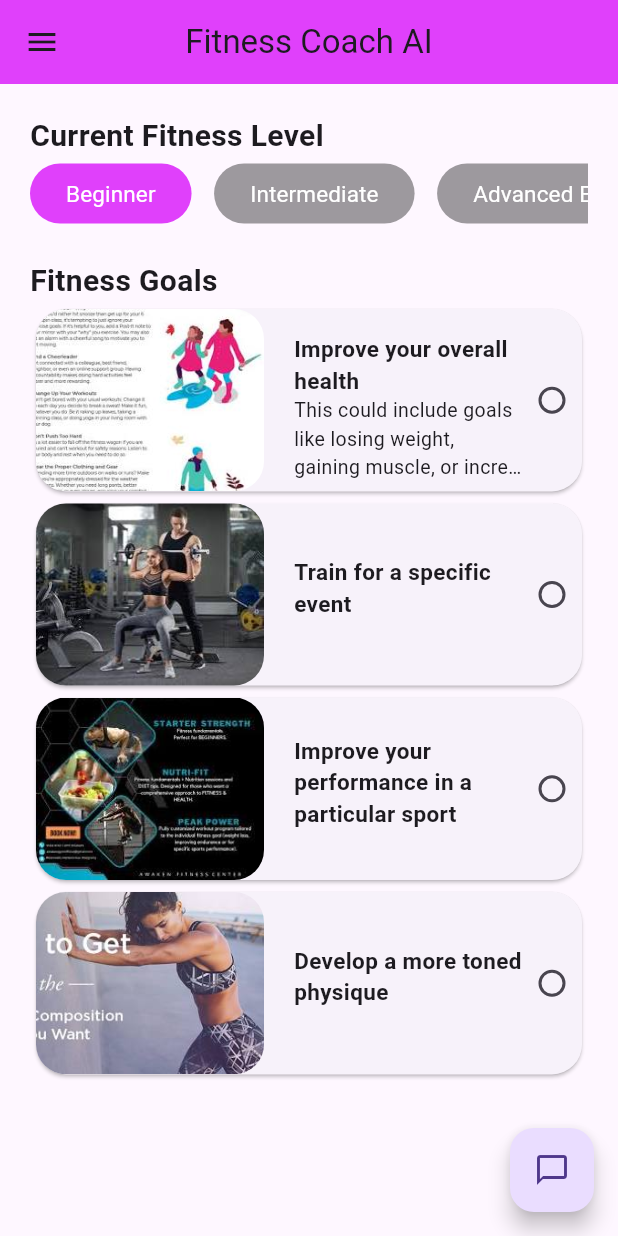
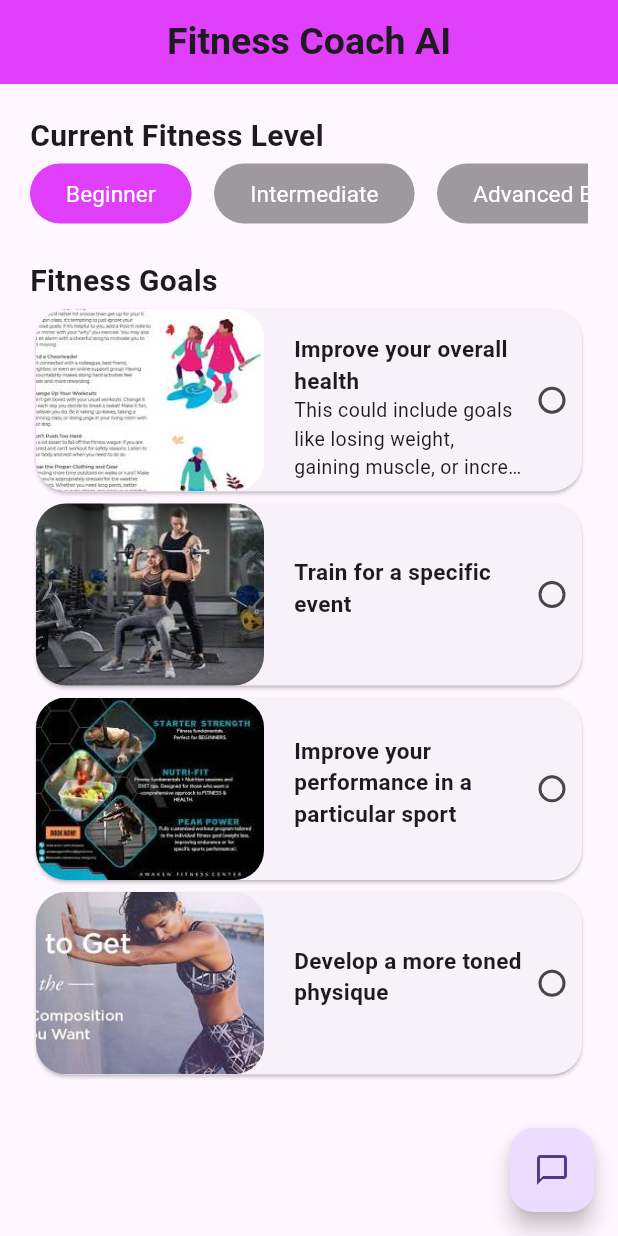
Before and after one commit to mr-gami001/gemini_ai_api_compitation_app, a Flutter app: the screen it shows after launch, after a tap on "Beginner", on a phone screen of 412 x 824 dp. Run offline on Flutter 3.47's test engine with Material 3 defaults, Android fonts, the phone set to English and light mode, and no system bars; our stand-ins replace firebase_core, flutter_bloc, get_it, google_fonts, google_generative_ai; accounts and stored records are empty; Roboto replaces fonts that are missing (Mukta).

```diff
--- a/lib/main.dart
+++ b/lib/main.dart
@@ -1,4 +1,3 @@
-import 'package:fitness_coach_app/utils/health_lib_configuration.dart';
 import 'package:flutter/material.dart';
 import 'package:flutter_bloc/flutter_bloc.dart';
 import 'package:google_generative_ai/google_generative_ai.dart';
@@ -16,8 +15,8 @@ Future<void> main() async {
   //   options: DefaultFirebaseOptions.currentPlatform,
   // );
   injectionSetup();
-  HealthLibConfiguration().init();
-  await HealthLibConfiguration().initial();
+  // HealthLibConfiguration().init();
+  // await HealthLibConfiguration().initial();
   try {
     Constants.model = GenerativeModel(
       model: 'gemini-1.5-flash-latest',
@@ -28,7 +27,7 @@ Future<void> main() async {
     Constants.errorLog(e);
   }
 
-  runApp(MyApp());
+  runApp(const MyApp());
 }
 
 class MyApp extends StatelessWidget {
@@ -41,7 +40,8 @@ class MyApp extends StatelessWidget {
       child: MaterialApp(
         navigatorKey: Constants.navKey,
         debugShowCheckedModeBanner: false,
-        home: AppLandingScreen(),
+        title: "Fitness Coach AI",
+        home: const AppLandingScreen(),
       ),
     );
   }
--- a/lib/modules/app_landing/app_landing_screen.dart
+++ b/lib/modules/app_landing/app_landing_screen.dart
@@ -1,7 +1,5 @@
 import 'package:flutter/cupertino.dart';
 import 'package:flutter_bloc/flutter_bloc.dart';
-
-
 
 import '../home_screen/home_screen.dart';
 import '../splash_screen/splash_screen.dart';
@@ -22,13 +20,16 @@ class _AppLandingScreenState extends State<AppLandingScreen> {
     appBloc?.add(AppStartEvent());
     super.initState();
   }
+
   @override
   Widget build(BuildContext context) {
-    return BlocBuilder(bloc: appBloc,builder: (context,state){
-      if(state is HomePageState){
-        return HomeScreen();
-      }
-      return SplashScreen();
-    });
+    return BlocBuilder(
+        bloc: appBloc,
+        builder: (context, state) {
+          if (state is HomePageState) {
+            return HomeScreen();
+          }
+          return const SplashScreen();
+        });
   }
 }
--- a/lib/modules/drawer/drawer.dart
+++ b/lib/modules/drawer/drawer.dart
@@ -1,15 +1,59 @@
-import 'package:flutter/material.dart';
+// import 'package:flutter/material.dart';
 
-class AppDrawer extends StatefulWidget {
-  const AppDrawer({super.key});
+// import '../../utils/text_style.dart';
+// import '../app_landing/dependecy_inject.dart';
+// import '../fitness_activity/fitness_activity.dart';
 
-  @override
-  State<AppDrawer> createState() => _AppDrawerState();
-}
+// class AppDrawer extends StatefulWidget {
+//   const AppDrawer({super.key});
 
-class _AppDrawerState extends State<AppDrawer> {
-  @override
-  Widget build(BuildContext context) {
-    return Drawer();
-  }
-}
+//   @override
+//   State<AppDrawer> createState() => _AppDrawerState();
+// }
+
+// class _AppDrawerState extends State<AppDrawer> {
+//   @override
+//   Widget build(BuildContext context) {
+//     return Drawer(
+//       backgroundColor: Colors.purpleAccent,
+//       width: MediaQuery.of(context).size.width * 0.65,
+//       child: SafeArea(
+//           child: Column(
+//         children: [
+//           const SizedBox(
+//             height: 20,
+//           ),
+//           CircleAvatar(
+//             radius: MediaQuery.of(context).size.width * 0.2,
+//           ),
+//           const SizedBox(
+//             height: 20,
+//           ),
+//           ListTile(
+//             onTap: () async {
+//               await Navigator.of(context).push(
+//                 MaterialPageRoute(
+//                   builder: (context) => FitnessActivityScreen(),
+//                 ),
+//               );
+//             },
+//             leading: const SizedBox(
+//               width: 0,
+//             ),
+//             titleAlignment: ListTileTitleAlignment.center,
+//             title: Text(
+//               "Show Activity!",
+//               style: getIt<AppTextStyle>().mukta25pxSemoBold,
+//             ),
+//             contentPadding: EdgeInsets.zero,
+//             minVerticalPadding: 0,
+//             trailing: const Padding(
+//               padding: EdgeInsets.only(right: 10),
+//               child: Icon(Icons.arrow_forward_ios_outlined),
+//             ),
+//           )
+//         ],
+//       )),
+//     );
+//   }
+// }
--- a/lib/modules/home_screen/home_screen.dart
+++ b/lib/modules/home_screen/home_screen.dart
@@ -10,7 +10,6 @@ import 'package:flutter/material.dart';
 import 'package:flutter_bloc/flutter_bloc.dart';
 
 import '../chat_screen/chat_screen.dart';
-import '../drawer/drawer.dart';
 import 'fitess_level_button.dart';
 import 'fitness_goal/fitness_goal_dm.dart';
 
@@ -27,11 +26,14 @@ class _HomeScreenState extends State<HomeScreen> {
   @override
   Widget build(BuildContext context) {
     return Scaffold(
-      drawer: AppDrawer(),
+      // drawer: AppDrawer(),
       appBar: AppBar(
         backgroundColor: Colors.purpleAccent,
         centerTitle: true,
-        title: const Text("Fitness Coach AI"),
+        title: Text(
+          "Fitness Coach AI",
+          style: getIt<AppTextStyle>().mukta25pxSemoBold,
+        ),
       ),
       body: BlocProvider<HomeBloc>(
         create: (context) => homeBloc,
--- a/lib/utils/health_lib_configuration.dart
+++ b/lib/utils/health_lib_configuration.dart
@@ -1,136 +1,136 @@
-import 'dart:io';
-
-import 'package:fitness_coach_app/utils/constants.dart';
-import 'package:health/health.dart';
-import 'package:permission_handler/permission_handler.dart';
-
-class HealthLibConfiguration {
-  init() async {
-    try {
-      await Permission.activityRecognition.request();
-      await Permission.location.request();
-      await Health().configure(useHealthConnectIfAvailable: true);
-
-      //
-      final types = [
-        HealthDataType.WEIGHT,
-        HealthDataType.STEPS,
-        HealthDataType.HEIGHT,
-        HealthDataType.BLOOD_GLUCOSE,
-        HealthDataType.WORKOUT,
-        HealthDataType.BLOOD_PRESSURE_DIASTOLIC,
-        HealthDataType.BLOOD_PRESSURE_SYSTOLIC,
-      ];
-      // Uncomment this line on iOS - only available on iOS
-      if (Platform.isIOS) {
-        types.add(HealthDataType.AUDIOGRAM);
-      }
-      // bool? hasPermissions = await Health().hasPermissions(types, permissions: [
-      //   HealthDataAccess.READ,
-      //   HealthDataAccess.READ_WRITE,
-      //   HealthDataAccess.WRITE
-      // ]);
-      // bool authorized = await Health().requestAuthorization(types,
-      //     permissions: [
-      //       HealthDataAccess.READ,
-      //       HealthDataAccess.READ_WRITE,
-      //       HealthDataAccess.WRITE
-      //     ]);
-
-      if (Platform.isAndroid) {
-        final status = await Health().getHealthConnectSdkStatus();
-        Constants.sucessLog(status);
-      }
-    } catch (e) {
-      Constants.errorLog(e);
-    }
-  }
-
-  initial() async {
-    // configure the health plugin before use.
-    Health().configure(useHealthConnectIfAvailable: true);
-
-    /// Install Google Health Connect on this phone.
-
-    await Health().installHealthConnect();
-
-    // define the types to get
-    var types = [
-      // HealthDataType.ACTIVE_ENERGY_BURNED,
-      // HealthDataType.BASAL_ENERGY_BURNED,
-      HealthDataType.BLOOD_GLUCOSE,
-      // HealthDataType.BLOOD_OXYGEN,
-      // HealthDataType.BLOOD_PRESSURE_DIASTOLIC,
-      // HealthDataType.BLOOD_PRESSURE_SYSTOLIC,
-      // HealthDataType.BODY_FAT_PERCENTAGE,
-      // HealthDataType.BODY_MASS_INDEX,
-      // HealthDataType.BODY_TEMPERATURE,
-      // HealthDataType.BODY_WATER_MASS,
-      // HealthDataType.ELECTRODERMAL_ACTIVITY,
-      // HealthDataType.HEIGHT,
-      // HealthDataType.RESTING_HEART_RATE,
-      // HealthDataType.RESPIRATORY_RATE,
-      HealthDataType.STEPS,
-      // HealthDataType.WAIST_CIRCUMFERENCE,
-      // HealthDataType.WALKING_HEART_RATE,
-      // HealthDataType.WEIGHT,
-      // HealthDataType.DISTANCE_WALKING_RUNNING,
-      // HealthDataType.FLIGHTS_CLIMBED,
-      // HealthDataType.MOVE_MINUTES,
-      // HealthDataType.DISTANCE_DELTA,
-      // HealthDataType.MINDFULNESS,
-      // HealthDataType.SLEEP_IN_BED,
-      // HealthDataType.SLEEP_ASLEEP,
-      // HealthDataType.SLEEP_AWAKE,
-      // HealthDataType.SLEEP_DEEP,
-      // HealthDataType.SLEEP_LIGHT,
-      // HealthDataType.SLEEP_REM,
-      // HealthDataType.SLEEP_OUT_OF_BED,
-      // HealthDataType.SLEEP_SESSION,
-      // HealthDataType.WATER,
-      // HealthDataType.EXERCISE_TIME,
-      // HealthDataType.WORKOUT,
-      // HealthDataType.HIGH_HEART_RATE_EVENT,
-      // HealthDataType.LOW_HEART_RATE_EVENT,
-      // HealthDataType.IRREGULAR_HEART_RATE_EVENT,
-      // HealthDataType.HEART_RATE_VARIABILITY_SDNN,
-      // HealthDataType.HEADACHE_NOT_PRESENT,
-      // HealthDataType.HEADACHE_MILD,
-      // HealthDataType.HEADACHE_MODERATE,
-      // HealthDataType.HEADACHE_SEVERE,
-      // HealthDataType.HEADACHE_UNSPECIFIED,
-      // HealthDataType.AUDIOGRAM,
-      // HealthDataType.ELECTROCARDIOGRAM,
-      // HealthDataType.NUTRITION,
-    ];
-
-    // request permissions to write steps and blood glucose
-    var permissions = [
-      HealthDataAccess.READ_WRITE,
-      HealthDataAccess.READ_WRITE
-    ];
-    await Health().requestAuthorization(types, permissions: permissions);
-
-    var now = DateTime.now();
-
-    // fetch health data from the last 24 hours
-    List<HealthDataPoint> healthData = await Health().getHealthDataFromTypes(
-        types: types, startTime: now.subtract(Duration(days: 1)), endTime: now);
-
-    // write steps and blood glucose
-    bool success = await Health().writeHealthData(
-        value: 10,
-        type: HealthDataType.STEPS,
-        startTime: now.subtract(Duration(days: 1)),
-        endTime: now);
-    success = await Health().writeHealthData(
-        value: 3.1,
-        type: HealthDataType.BLOOD_GLUCOSE,
-        startTime: now.subtract(Duration(days: 1)),
-        endTime: now);
-
-    // get the number of steps for today
-    var midnight = DateTime(now.year, now.month, now.day);
-    int? steps = await Health().getTotalStepsInInterval(midnight, now);
-  }
-}
+// import 'dart:io';
+//
+// import 'package:fitness_coach_app/utils/constants.dart';
+// import 'package:health/health.dart';
+// import 'package:permission_handler/permission_handler.dart';
+//
+// class HealthLibConfiguration {
+//   init() async {
+//     try {
+//       await Permission.activityRecognition.request();
+//       await Permission.location.request();
+//       await Health().configure(useHealthConnectIfAvailable: true);
+//
+//       //
+//       final types = [
+//         HealthDataType.WEIGHT,
+//         HealthDataType.STEPS,
+//         HealthDataType.HEIGHT,
+//         HealthDataType.BLOOD_GLUCOSE,
+//         HealthDataType.WORKOUT,
+//         HealthDataType.BLOOD_PRESSURE_DIASTOLIC,
+//         HealthDataType.BLOOD_PRESSURE_SYSTOLIC,
+//       ];
+//       // Uncomment this line on iOS - only available on iOS
+//       if (Platform.isIOS) {
+//         types.add(HealthDataType.AUDIOGRAM);
+//       }
+//       // bool? hasPermissions = await Health().hasPermissions(types, permissions: [
+//       //   HealthDataAccess.READ,
+//       //   HealthDataAccess.READ_WRITE,
+//       //   HealthDataAccess.WRITE
+//       // ]);
+//       // bool authorized = await Health().requestAuthorization(types,
+//       //     permissions: [
+//       //       HealthDataAccess.READ,
+//       //       HealthDataAccess.READ_WRITE,
+//       //       HealthDataAccess.WRITE
+//       //     ]);
+//
+//       if (Platform.isAndroid) {
+//         final status = await Health().getHealthConnectSdkStatus();
+//         Constants.sucessLog(status);
+//       }
+//     } catch (e) {
+//       Constants.errorLog(e);
+//     }
+//   }
+//
+//   initial() async {
+//     // configure the health plugin before use.
+//     Health().configure(useHealthConnectIfAvailable: true);
+//
+//     /// Install Google Health Connect on this phone.
+//
+//     await Health().installHealthConnect();
+//
+//     // define the types to get
+//     var types = [
+//       // HealthDataType.ACTIVE_ENERGY_BURNED,
+//       // HealthDataType.BASAL_ENERGY_BURNED,
+//       HealthDataType.BLOOD_GLUCOSE,
+//       // HealthDataType.BLOOD_OXYGEN,
+//       // HealthDataType.BLOOD_PRESSURE_DIASTOLIC,
+//       // HealthDataType.BLOOD_PRESSURE_SYSTOLIC,
+//       // HealthDataType.BODY_FAT_PERCENTAGE,
+//       // HealthDataType.BODY_MASS_INDEX,
+//       // HealthDataType.BODY_TEMPERATURE,
+//       // HealthDataType.BODY_WATER_MASS,
+//       // HealthDataType.ELECTRODERMAL_ACTIVITY,
+//       // HealthDataType.HEIGHT,
+//       // HealthDataType.RESTING_HEART_RATE,
+//       // HealthDataType.RESPIRATORY_RATE,
+//       HealthDataType.STEPS,
+//       // HealthDataType.WAIST_CIRCUMFERENCE,
+//       // HealthDataType.WALKING_HEART_RATE,
+//       // HealthDataType.WEIGHT,
+//       // HealthDataType.DISTANCE_WALKING_RUNNING,
+//       // HealthDataType.FLIGHTS_CLIMBED,
+//       // HealthDataType.MOVE_MINUTES,
+//       // HealthDataType.DISTANCE_DELTA,
+//       // HealthDataType.MINDFULNESS,
+//       // HealthDataType.SLEEP_IN_BED,
+//       // HealthDataType.SLEEP_ASLEEP,
+//       // HealthDataType.SLEEP_AWAKE,
+//       // HealthDataType.SLEEP_DEEP,
+//       // HealthDataType.SLEEP_LIGHT,
+//       // HealthDataType.SLEEP_REM,
+//       // HealthDataType.SLEEP_OUT_OF_BED,
+//       // HealthDataType.SLEEP_SESSION,
+//       // HealthDataType.WATER,
+//       // HealthDataType.EXERCISE_TIME,
+//       // HealthDataType.WORKOUT,
+//       // HealthDataType.HIGH_HEART_RATE_EVENT,
+//       // HealthDataType.LOW_HEART_RATE_EVENT,
+//       // HealthDataType.IRREGULAR_HEART_RATE_EVENT,
+//       // HealthDataType.HEART_RATE_VARIABILITY_SDNN,
+//       // HealthDataType.HEADACHE_NOT_PRESENT,
+//       // HealthDataType.HEADACHE_MILD,
+//       // HealthDataType.HEADACHE_MODERATE,
+//       // HealthDataType.HEADACHE_SEVERE,
+//       // HealthDataType.HEADACHE_UNSPECIFIED,
+//       // HealthDataType.AUDIOGRAM,
+//       // HealthDataType.ELECTROCARDIOGRAM,
+//       // HealthDataType.NUTRITION,
+//     ];
+//
+//     // request permissions to write steps and blood glucose
+//     var permissions = [
+//       HealthDataAccess.READ_WRITE,
+//       HealthDataAccess.READ_WRITE
+//     ];
+//     await Health().requestAuthorization(types, permissions: permissions);
+//
+//     var now = DateTime.now();
+//
+//     // fetch health data from the last 24 hours
+//     List<HealthDataPoint> healthData = await Health().getHealthDataFromTypes(
+//         types: types, startTime: now.subtract(Duration(days: 1)), endTime: now);
+//
+//     // write steps and blood glucose
+//     bool success = await Health().writeHealthData(
+//         value: 10,
+//         type: HealthDataType.STEPS,
+//         startTime: now.subtract(Duration(days: 1)),
+//         endTime: now);
+//     success = await Health().writeHealthData(
+//         value: 3.1,
+//         type: HealthDataType.BLOOD_GLUCOSE,
+//         startTime: now.subtract(Duration(days: 1)),
+//         endTime: now);
+//
+//     // get the number of steps for today
+//     var midnight = DateTime(now.year, now.month, now.day);
+//     int? steps = await Health().getTotalStepsInInterval(midnight, now);
+//   }
+// }
--- a/lib/utils/text_style.dart
+++ b/lib/utils/text_style.dart
@@ -4,6 +4,10 @@ import 'package:google_fonts/google_fonts.dart';
 class AppTextStyle {
   TextStyle mukta20pxSemoBold = GoogleFonts.mukta(
     fontSize: 20,
+    fontWeight: FontWeight.w600,
+  );
+  TextStyle mukta25pxSemoBold = GoogleFonts.mukta(
+    fontSize: 25,
     fontWeight: FontWeight.w600,
   );
   TextStyle mukta15pxnormal = GoogleFonts.mukta(
--- a/pubspec.yaml
+++ b/pubspec.yaml
@@ -40,6 +40,7 @@ dependencies:
   health: ^10.2.0
   firebase_core: ^3.3.0
 
+
 dev_dependencies:
   flutter_test:
     sdk: flutter
@@ -52,7 +53,8 @@ dev_dependencies:
   flutter_lints: ^4.0.0
   flutter_bloc: ^8.1.6
   get_it: ^7.7.0
-  permission_handler: ^11.3.1
+  # permission_handler: ^11.3.1
+  # percent_indicator: ^4.2.3
 
 # For information on the generic Dart part of this file, see the
 # following page: https://dart.dev/tools/pub/pubspec
```
Also changed, not shown: lib/modules/fitness_activity/fitness_activity.dart (added, +73 -0 lines), pubspec.lock, 1 other file.
